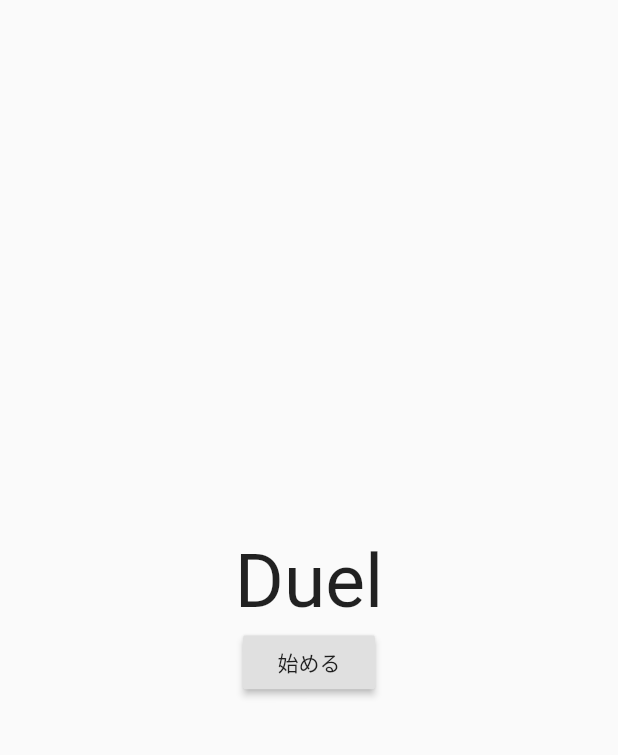
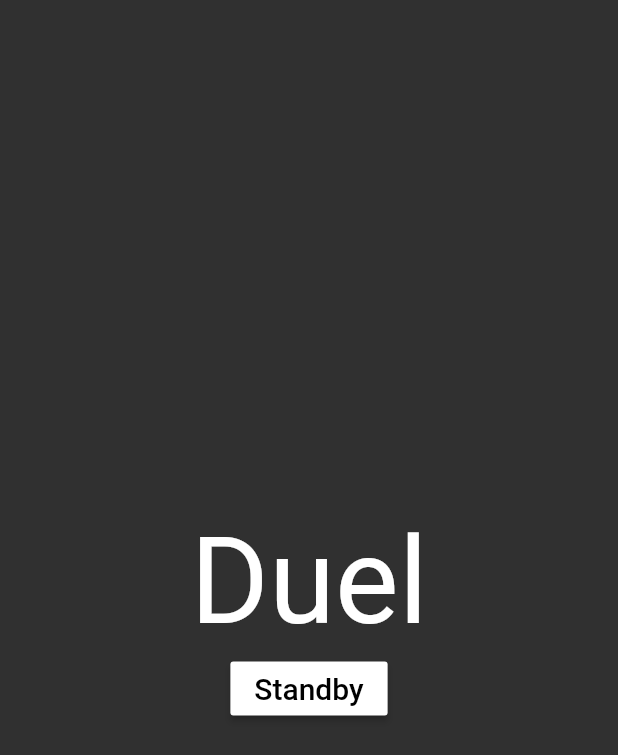
Before and after one commit to salty317/duel, a Flutter app: the screen it shows after launch, on a phone screen of 412 x 824 dp. Shown: the top 755 px of the screen. Run offline on Flutter 3.47's test engine with Material 2 defaults, Android fonts, the phone set to English and light mode, and no system bars.

Commit message:
Modify top

```diff
--- a/lib/main.dart
+++ b/lib/main.dart
@@ -12,9 +12,7 @@ class MyApp extends StatelessWidget {
   Widget build(BuildContext context) {
     return MaterialApp(
       title: 'Duel',
-        theme: ThemeData(
-          primarySwatch: Colors.blue,
-        ),
+      theme: new ThemeData.dark(),
       initialRoute: '/',
       routes: <String, WidgetBuilder>{
         '/': (BuildContext context) => new TopPage(),
@@ -22,6 +20,7 @@ class MyApp extends StatelessWidget {
         '/duel': (BuildContext context) => null,
         '/solve': (BuildContext context) => null,
         '/complete': (BuildContext context) => new CompletePage(),
-        });
+      }
+    );
   }
 }
--- a/lib/top.dart
+++ b/lib/top.dart
@@ -33,11 +33,18 @@ class _MyHomePageState extends State<TopPage> {
           children: <Widget>[
             Text(
               'Duel',
-              style: TextStyle(fontSize: 50.0),
+              style: TextStyle(fontSize: 80.0),
             ),
             RaisedButton(
+              color: Colors.white,
               onPressed: () => Navigator.of(context).pushNamed('/reason'),
-              child: Text('始める'),
+              child: Text(
+                'Standby',
+                style: TextStyle(
+                  fontSize: 20.0,
+                  color: Colors.black,
+                ),
+              ),
             )
           ],
         ),
```
Lines whose indentation alone changed are shown as unchanged.
